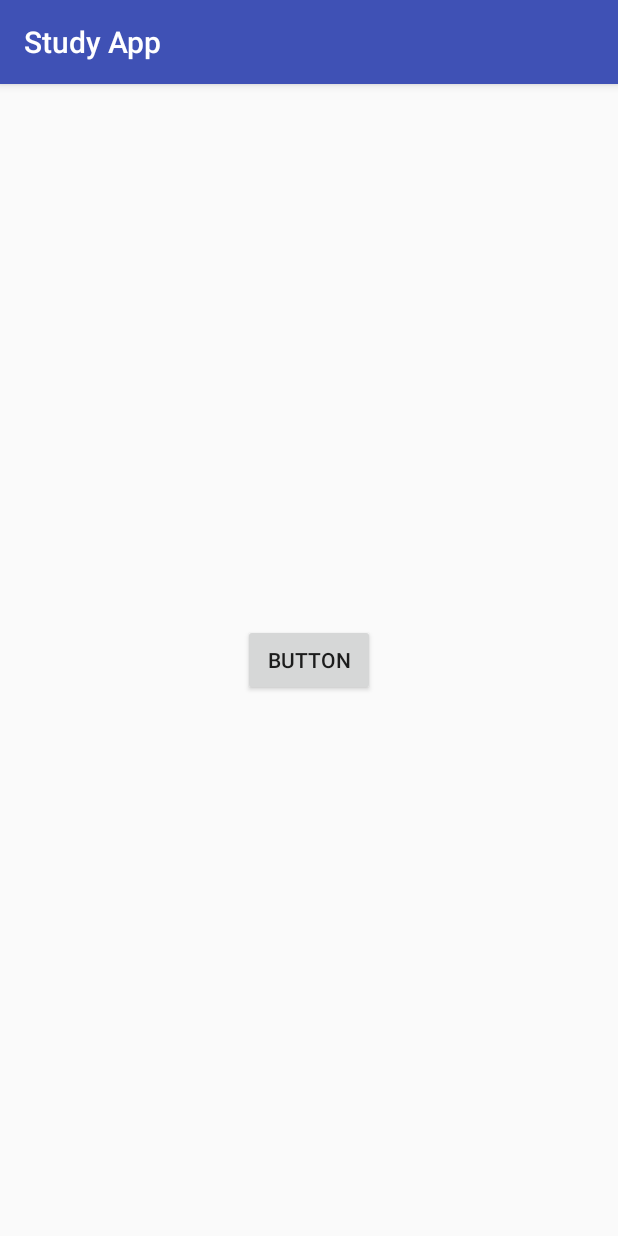
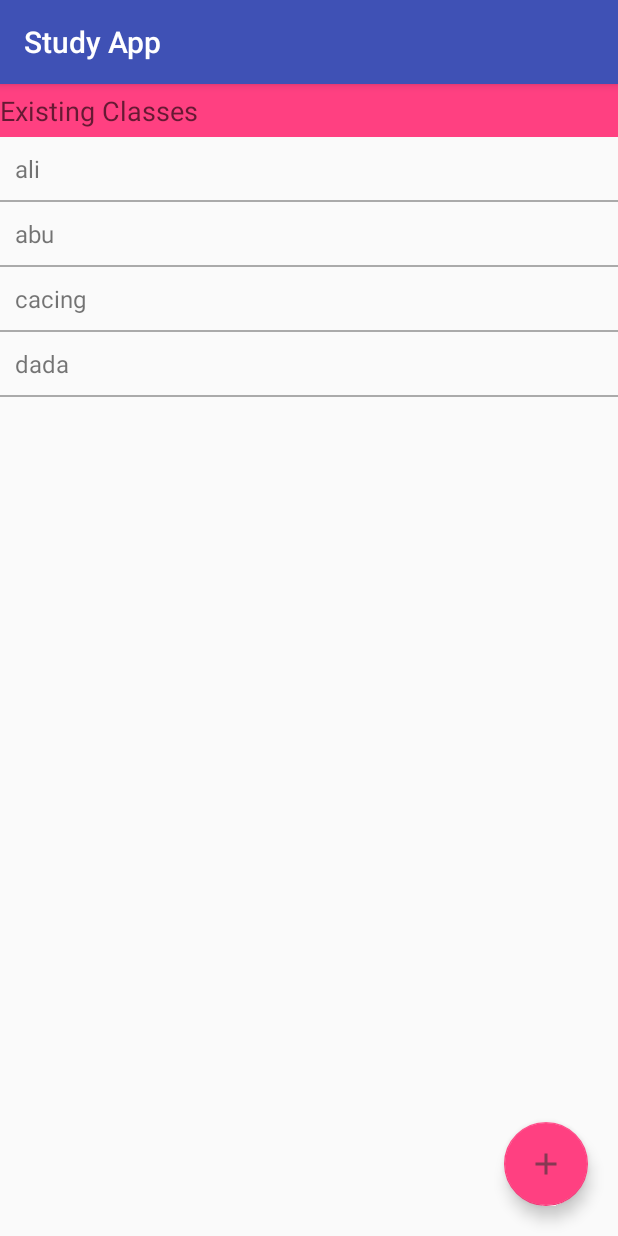
Before and after one commit to ginsan95/Study-App, an Android app: the screen it shows after launch (MainActivity), on a phone screen of 412 x 824 dp. Run offline under Robolectric (Android 15) with nearby library versions, the phone set to English and light mode, and no system bars; our stand-ins replace data binding.

Commit message:
Added Class Navigation Component with basic UI implementation

```diff
--- a/app/build.gradle
+++ b/app/build.gradle
@@ -30,6 +30,8 @@ dependencies {
     androidTestCompile('com.android.support.test.espresso:espresso-core:2.2.2', {
         exclude group: 'com.android.support', module: 'support-annotations'
     })
-    compile 'com.android.support:appcompat-v7:25.+'
+    compile 'com.android.support:appcompat-v7:25.1.0'
+    compile 'com.android.support:design:25.1.0'
+    compile 'com.android.support:support-v4:25.1.0'
     testCompile 'junit:junit:4.12'
 }
--- a/app/src/main/AndroidManifest.xml
+++ b/app/src/main/AndroidManifest.xml
@@ -15,7 +15,6 @@
                 <category android:name="android.intent.category.LAUNCHER" />
             </intent-filter>
         </activity>
-        <activity android:name=".controller.class_navigation.ClassActivity"></activity>
     </application>
 
 </manifest>
--- a/app/src/main/java/com/sunway/averychoke/studywifidirect3/MainActivity.java
+++ b/app/src/main/java/com/sunway/averychoke/studywifidirect3/MainActivity.java
@@ -1,26 +1,32 @@
 package com.sunway.averychoke.studywifidirect3;
 
-import android.content.Intent;
+import android.support.v4.app.Fragment;
 import android.support.v7.app.AppCompatActivity;
 import android.os.Bundle;
 import android.databinding.DataBindingUtil;
-import android.view.View;
 
-import com.sunway.averychoke.studywifidirect3.controller.class_navigation.ClassActivity;
+import com.sunway.averychoke.studywifidirect3.controller.class_navigation.ClassFragment;
 import com.sunway.averychoke.studywifidirect3.databinding.ActivityMainBinding;
 
 public class MainActivity extends AppCompatActivity {
 
+    private ActivityMainBinding mBinding;
+
     @Override
     protected void onCreate(Bundle savedInstanceState) {
         super.onCreate(savedInstanceState);
-        ActivityMainBinding binding = DataBindingUtil.setContentView(this, R.layout.activity_main);
-        binding.button.setOnClickListener(new View.OnClickListener() {
-            @Override
-            public void onClick(View v) {
-                Intent intent = new Intent(MainActivity.this, ClassActivity.class);
-                startActivity(intent);
-            }
-        });
+        mBinding = DataBindingUtil.setContentView(this, R.layout.activity_main);
+
+        // display Class Fragment
+        getSupportFragmentManager().beginTransaction()
+                .add(mBinding.containerLayout.getId(), new ClassFragment(), ClassFragment.class.getSimpleName())
+                .commit();
+    }
+
+    public void changeFragment(Fragment fragment, String simpleName) {
+        getSupportFragmentManager().beginTransaction()
+                .replace(mBinding.containerLayout.getId(), fragment, simpleName)
+                .addToBackStack(simpleName)
+                .commit();
     }
 }
--- /dev/null
+++ b/app/src/main/java/com/sunway/averychoke/studywifidirect3/controller/class_navigation/ClassAdapter.java
@@ -0,0 +1,91 @@
+package com.sunway.averychoke.studywifidirect3.controller.class_navigation;
+
+import android.databinding.DataBindingUtil;
+import android.support.annotation.NonNull;
+import android.support.v7.widget.RecyclerView;
+import android.view.LayoutInflater;
+import android.view.View;
+import android.view.ViewGroup;
+
+import com.sunway.averychoke.studywifidirect3.R;
+import com.sunway.averychoke.studywifidirect3.databinding.CellClassBinding;
+
+import java.util.ArrayList;
+import java.util.List;
+
+/**
+ * Created by AveryChoke on 27/1/2017.
+ */
+
+public class ClassAdapter extends RecyclerView.Adapter<ClassAdapter.ClassViewHolder> {
+
+    private ClassViewHolder.OnClassSelectListener mListener;
+
+    private final List<String> mClassesName = new ArrayList<>();
+
+    public ClassAdapter(ClassViewHolder.OnClassSelectListener listener) {
+        mListener = listener;
+    }
+
+    @Override
+    public ClassViewHolder onCreateViewHolder(ViewGroup parent, int viewType) {
+        View rootView = LayoutInflater.from(parent.getContext()).inflate(R.layout.cell_class, parent, false);
+        ClassViewHolder classViewHolder = new ClassViewHolder(rootView, mListener);
+        return classViewHolder;
+    }
+
+    @Override
+    public void onBindViewHolder(ClassViewHolder holder, int position) {
+        String className = null;
+        className = mClassesName.get(position);
+        if (className != null) {
+            holder.setString(className);
+        }
+    }
+
+    @Override
+    public int getItemCount() {
+        return mClassesName.size();
+    }
+
+    public void setClassesName(List<String> classesName) {
+        mClassesName.clear();
+        mClassesName.addAll(classesName);
+
+        notifyDataSetChanged();
+    }
+
+    // region view holder class
+    static class ClassViewHolder extends RecyclerView.ViewHolder {
+
+        public interface OnClassSelectListener {
+            void onClassSelected(@NonNull String className);
+        }
+
+        private String mClassName;
+
+        private CellClassBinding mViewBinding;
+
+        public ClassViewHolder(View itemView, final OnClassSelectListener listener) {
+            super(itemView);
+
+            mViewBinding = DataBindingUtil.bind(itemView);
+
+            mViewBinding.classNameTextView.setOnClickListener(new View.OnClickListener() {
+                @Override
+                public void onClick(View v) {
+                    if (mClassName != null) {
+                        listener.onClassSelected(mClassName);
+                    }
+                }
+            });
+        }
+
+        private void setString(String className) {
+            mClassName = className;
+
+            mViewBinding.classNameTextView.setText(mClassName);
+        }
+    }
+    // endregion view holder class
+}
--- /dev/null
+++ b/app/src/main/java/com/sunway/averychoke/studywifidirect3/controller/class_navigation/ClassFragment.java
@@ -0,0 +1,106 @@
+package com.sunway.averychoke.studywifidirect3.controller.class_navigation;
+
+import android.content.DialogInterface;
+import android.os.Bundle;
+import android.support.annotation.Nullable;
+import android.support.v4.app.Fragment;
+import android.support.v4.widget.SwipeRefreshLayout;
+import android.support.v7.app.AlertDialog;
+import android.support.v7.widget.LinearLayoutManager;
+import android.view.LayoutInflater;
+import android.view.View;
+import android.view.ViewGroup;
+import android.databinding.DataBindingUtil;
+import android.widget.Toast;
+
+import com.sunway.averychoke.studywifidirect3.databinding.FragmentClassBinding;
+import com.sunway.averychoke.studywifidirect3.R;
+
+import java.util.ArrayList;
+import java.util.List;
+import java.util.Random;
+
+/**
+ * Created by AveryChoke on 22/1/2017.
+ */
+
+public class ClassFragment extends Fragment implements
+        ClassAdapter.ClassViewHolder.OnClassSelectListener,
+        SwipeRefreshLayout.OnRefreshListener {
+
+    private ClassAdapter mClassAdapter;
+
+    private FragmentClassBinding mBinding;
+
+    @Override
+    public void onCreate(@Nullable Bundle savedInstanceState) {
+        super.onCreate(savedInstanceState);
+
+        mClassAdapter = new ClassAdapter(this);
+        List<String> strings = new ArrayList<>();
+        strings.add("ali");
+        strings.add("abu");
+        strings.add("cacing");
+        strings.add("dada");
+        mClassAdapter.setClassesName(strings);
+    }
+
+    @Override
+    public View onCreateView(LayoutInflater inflater, ViewGroup container, Bundle savedInstanceState) {
+        View rootView = inflater.inflate(R.layout.fragment_class, container, false);
+        mBinding = DataBindingUtil.bind(rootView);
+        mBinding.classesSwipeRefreshLayout.setOnRefreshListener(this);
+
+        setHasOptionsMenu(true);
+        return rootView;
+    }
+
+    @Override
+    public void onViewCreated(View view, @Nullable Bundle savedInstanceState) {
+        super.onViewCreated(view, savedInstanceState);
+
+        mBinding.classesRecyclerView.setLayoutManager(new LinearLayoutManager(getContext()));
+        mBinding.classesRecyclerView.setAdapter(mClassAdapter);
+
+        mBinding.plusButton.setOnClickListener(new View.OnClickListener() {
+            @Override
+            public void onClick(View v) {
+                Toast.makeText(getContext(), "floating button", Toast.LENGTH_SHORT).show();
+            }
+        });
+    }
+
+    // region swipe refresh layout
+    @Override
+    public void onRefresh() {
+        mBinding.classesSwipeRefreshLayout.setRefreshing(true);
+        // // TODO: search for broadcasted classes
+
+        // example
+        List<String> classesName = new ArrayList<>();
+        Random rand = new Random();
+        for (int i=0; i<50; i++) {
+            classesName.add(""+rand.nextInt(100));
+        }
+        mClassAdapter.setClassesName(classesName);
+
+        mBinding.classesSwipeRefreshLayout.setRefreshing(false);
+    }
+    // endregion swipe refresh layout
+
+    // region class view holder
+    @Override
+    public void onClassSelected(String className) {
+        final CharSequence[] choices = new CharSequence[] {"Host Class", "Participate Class", "View/Edit Class"};
+
+        AlertDialog.Builder builder = new AlertDialog.Builder(getContext());
+        builder.setItems(choices, new DialogInterface.OnClickListener() {
+            @Override
+            public void onClick(DialogInterface dialog, int which) {
+                Toast.makeText(getContext(), choices[which], Toast.LENGTH_SHORT).show();
+            }
+        });
+        builder.show();
+    }
+    // endregion class view holder
+}
--- a/app/src/main/java/com/sunway/averychoke/studywifidirect3/model/Quiz.java
+++ b/app/src/main/java/com/sunway/averychoke/studywifidirect3/model/Quiz.java
@@ -35,7 +35,7 @@ public class Quiz implements Parcelable, Serializable {
     {
         mQuizId = quizId;
         mTitle = title;
-        mQuestions = new ArrayList<>();
+        mQuestions = questions;
         mMarks = marks;
         mVisible = visible;
     }
--- a/app/src/main/java/com/sunway/averychoke/studywifidirect3/model/StudyMaterial.java
+++ b/app/src/main/java/com/sunway/averychoke/studywifidirect3/model/StudyMaterial.java
@@ -14,7 +14,7 @@ public class StudyMaterial {
     private String mName;
     private boolean mVisible;
 
-    private File mFile;
+    private final File mFile;
 
     public StudyMaterial(String name, String path) {
         mStudyMaterialId = ++mCounter;
@@ -54,5 +54,9 @@ public class StudyMaterial {
     public void setVisible(boolean visible) {
         mVisible = visible;
     }
+
+    public File getFile() {
+        return mFile;
+    }
     // endregion get set
 }
--- a/app/src/main/res/layout/activity_main.xml
+++ b/app/src/main/res/layout/activity_main.xml
@@ -2,23 +2,11 @@
 <layout xmlns:android="http://schemas.android.com/apk/res/android"
     xmlns:tools="http://schemas.android.com/tools">
 
-<RelativeLayout
-    android:id="@+id/activity_main"
+<FrameLayout
+    android:id="@+id/container_layout"
     android:layout_width="match_parent"
-    android:layout_height="match_parent"
-    android:paddingBottom="@dimen/activity_vertical_margin"
-    android:paddingLeft="@dimen/activity_horizontal_margin"
-    android:paddingRight="@dimen/activity_horizontal_margin"
-    android:paddingTop="@dimen/activity_vertical_margin"
-    tools:context="com.sunway.averychoke.studywifidirect3.MainActivity">
+    android:layout_height="match_parent">
 
-    <Button
-        android:text="Button"
-        android:layout_width="wrap_content"
-        android:layout_height="wrap_content"
-        android:layout_centerVertical="true"
-        android:layout_centerHorizontal="true"
-        android:id="@+id/button" />
-</RelativeLayout>
+</FrameLayout>
 
 </layout>
--- /dev/null
+++ b/app/src/main/res/layout/cell_class.xml
@@ -0,0 +1,20 @@
+<?xml version="1.0" encoding="utf-8"?>
+<layout xmlns:android="http://schemas.android.com/apk/res/android">
+    <LinearLayout android:orientation="vertical" android:layout_width="match_parent"
+        android:layout_height="wrap_content">
+
+        <TextView
+            android:text="Class Name (Software Engineering)"
+            android:layout_width="match_parent"
+            android:layout_height="wrap_content"
+            android:id="@+id/class_name_text_view"
+            android:textSize="16sp"
+            android:padding="10dp"/>
+
+        <View
+            android:layout_width="match_parent"
+            android:layout_height="1dp"
+            android:background="@android:color/darker_gray">
+        </View>
+    </LinearLayout>
+</layout>
--- /dev/null
+++ b/app/src/main/res/layout/fragment_class.xml
@@ -0,0 +1,52 @@
+<?xml version="1.0" encoding="utf-8"?>
+<layout xmlns:android="http://schemas.android.com/apk/res/android"
+    xmlns:app="http://schemas.android.com/apk/res-auto">
+
+    <android.support.design.widget.CoordinatorLayout
+        android:layout_width="match_parent"
+        android:layout_height="match_parent">
+
+        <LinearLayout
+            android:orientation="vertical" android:layout_width="match_parent"
+            android:layout_height="match_parent">
+
+            <TextView
+                android:text="Existing Classes"
+                android:layout_width="match_parent"
+                android:layout_height="wrap_content"
+                android:textAppearance="@android:style/TextAppearance.Material.Medium"
+                android:paddingTop="5dp"
+                android:paddingBottom="5dp"
+                android:background="@color/colorAccent"/>
+
+            <android.support.v4.widget.SwipeRefreshLayout
+                android:layout_width="match_parent"
+                android:layout_height="match_parent"
+                android:id="@+id/classes_swipe_refresh_layout">
+
+                <android.support.v7.widget.RecyclerView
+                    android:layout_width="match_parent"
+                    android:layout_height="match_parent"
+                    android:id="@+id/classes_recycler_view" />
+
+                <android.support.design.widget.FloatingActionButton
+                    android:layout_height="wrap_content"
+                    android:layout_width="wrap_content"
+                    android:src="@mipmap/ic_launcher"
+                    app:fabSize="auto"
+                    android:layout_gravity="bottom|end"/>
+            </android.support.v4.widget.SwipeRefreshLayout>
+        </LinearLayout>
+
+        <android.support.design.widget.FloatingActionButton
+            android:layout_height="wrap_content"
+            android:layout_width="wrap_content"
+            android:id="@+id/plus_button"
+            android:src="@drawable/plus_button"
+            android:layout_margin="@dimen/fab_margin"
+            app:fabSize="auto"
+            app:layout_anchor="@id/classes_recycler_view"
+            app:layout_anchorGravity="bottom|right|end"/>
+
+    </android.support.design.widget.CoordinatorLayout>
+</layout>
--- a/app/src/main/res/values/colors.xml
+++ b/app/src/main/res/values/colors.xml
@@ -3,4 +3,7 @@
     <color name="colorPrimary">#3F51B5</color>
     <color name="colorPrimaryDark">#303F9F</color>
     <color name="colorAccent">#FF4081</color>
+
+    <!-- For setting -->
+    <color name="darker_gray">#aaa</color>
 </resources>
--- a/app/src/main/res/values/dimens.xml
+++ b/app/src/main/res/values/dimens.xml
@@ -2,4 +2,5 @@
     <!-- Default screen margins, per the Android Design guidelines. -->
     <dimen name="activity_horizontal_margin">16dp</dimen>
     <dimen name="activity_vertical_margin">16dp</dimen>
+    <dimen name="fab_margin">20dp</dimen>
 </resources>
```
Also changed, not shown: app/src/main/java/com/sunway/averychoke/studywifidirect3/controller/class_navigation/ClassActivity.java (deleted, +0 -25 lines), app/src/main/java/com/sunway/averychoke/studywifidirect3/model/Class.java (+7 -0 lines), app/src/main/res/layout/activity_class.xml (deleted, +0 -30 lines), app/src/main/res/drawable-hdpi/plus_button.png (added), app/src/main/res/drawable-mdpi/plus_button.png (added), app/src/main/res/drawable-xhdpi/plus_button.png (added), app/src/main/res/drawable-xxhdpi/plus_button.png (added).
